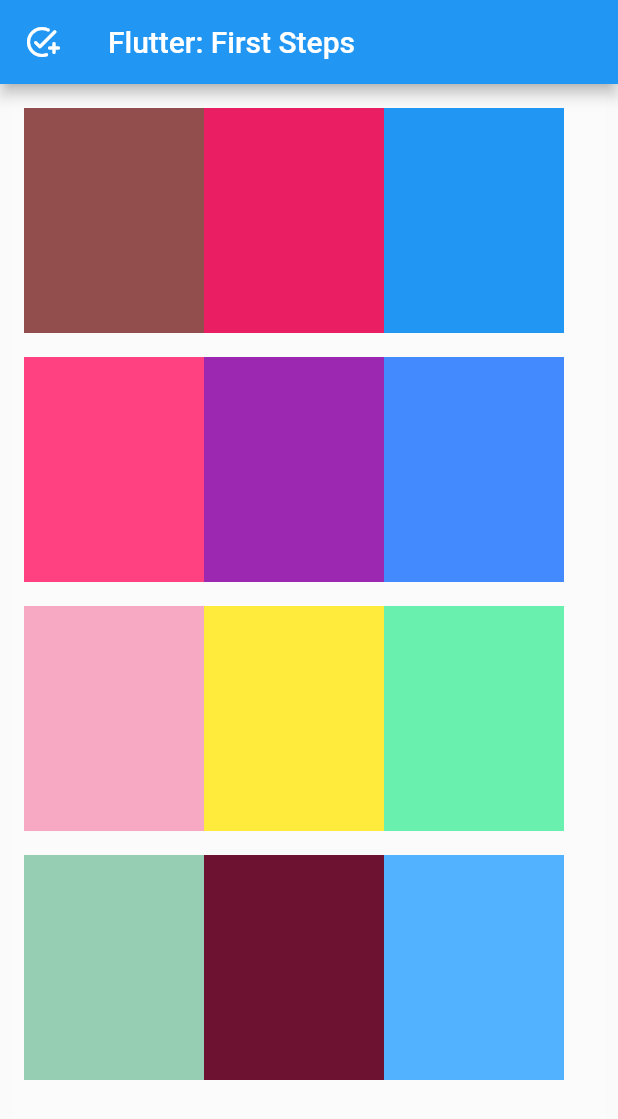
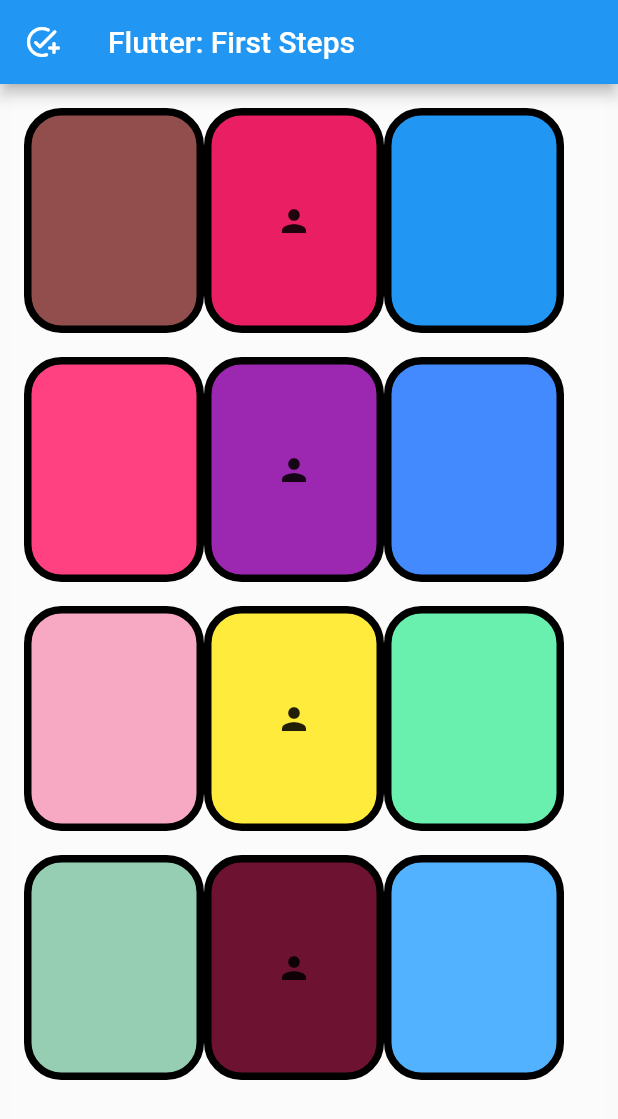
Before and after one commit to vinifoga/alura_challenge, a Flutter app: the WidgetStrikesBackChallenge screen opened directly, on a phone screen of 412 x 824 dp. Shown: the top 1119 px of the screen. Run offline on Flutter 3.47's test engine with Material 2 defaults, Android fonts, the phone set to English and light mode, and no system bars; network calls fail.

Commit message:
working on class challenge

```diff
--- a/our_first_project/lib/main.dart
+++ b/our_first_project/lib/main.dart
@@ -1,4 +1,5 @@
 import 'package:flutter/material.dart';
+import 'package:our_first_project/widget_strikes_back_challenge.dart';
 import 'task.dart';
 
 void main() {
@@ -20,7 +21,17 @@ class _MyAppState extends State<MyApp> {
       theme: ThemeData(
         primarySwatch: Colors.blue,
       ),
-      home: Scaffold(
+      home: WidgetStrikesBackChallenge(),
+    );
+  }
+}
+
+class MainScaffold extends StatelessWidget {
+  const MainScaffold({Key? key}) : super(key: key);
+
+  @override
+  Widget build(BuildContext context) {
+    return Scaffold(
       appBar: AppBar(
         leading: Container(),
         title: const Text('Tasks'),
@@ -48,7 +59,6 @@ class _MyAppState extends State<MyApp> {
               'https://i.ibb.co/tB29PZB/kako-epifania-2022-2-c-pia.jpg', 1),
         ],
       ),
-      ),
     );
   }
 }
--- a/our_first_project/lib/widget_strikes_back_challenge.dart
+++ b/our_first_project/lib/widget_strikes_back_challenge.dart
@@ -20,7 +20,7 @@ class _TaskState extends State<WidgetStrikesBackChallenge> {
         padding: const EdgeInsets.all(8.0),
         child: Container(
           color: Colors.white10,
-          child: Column(
+          child: ListView(
             children: [
               GroupRow(
                 colorOne: const Color.fromARGB(255, 146, 77, 77),
@@ -70,17 +70,44 @@ class GroupRow extends StatelessWidget {
         mainAxisAlignment: MainAxisAlignment.start,
         children: [
           Container(
+            decoration: BoxDecoration(
+              border: Border.all(
+                color: Colors.black,
+                width: 5,
+              ),
+              borderRadius: BorderRadius.circular(25),
               color: colorOne,
+            ),
             width: 120,
             height: 150,
           ),
+          Stack(
+            alignment: AlignmentDirectional.center,
+            children: [
               Container(
+                decoration: BoxDecoration(
+                  border: Border.all(
+                    color: Colors.black,
+                    width: 5,
+                  ),
+                  borderRadius: BorderRadius.circular(25),
                   color: colorTwo,
+                ),
                 width: 120,
                 height: 150,
               ),
+              const Icon(Icons.person),
+            ],
+          ),
           Container(
+            decoration: BoxDecoration(
+              border: Border.all(
+                color: Colors.black,
+                width: 5,
+              ),
+              borderRadius: BorderRadius.circular(25),
               color: colorThree,
+            ),
             width: 120,
             height: 150,
           ),
```
Lines whose indentation alone changed are shown as unchanged.
